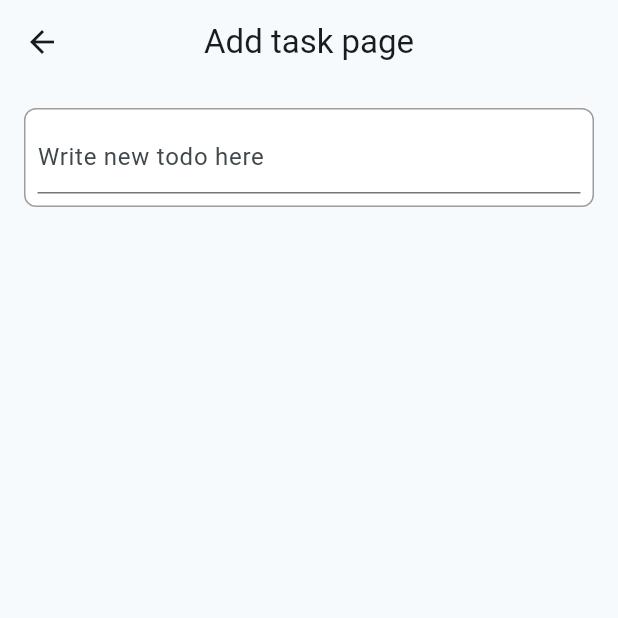
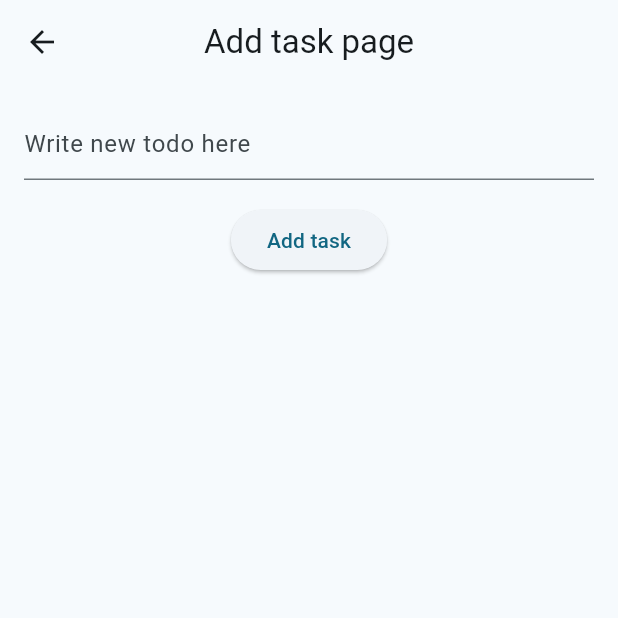
Before and after one commit to gu-tig333-ht25/gusingeza, a Flutter app: the AddTaskPage screen opened directly, on a phone screen of 412 x 824 dp, the top half of it. Run offline on Flutter 3.47's test engine with Material 3 defaults, Android fonts, the phone set to English and light mode, and no system bars.

Commit message:
"Vecka 2 klar"

```diff
--- /dev/null
+++ b/lib/addtaskpage.dart
@@ -0,0 +1,39 @@
+import 'package:flutter/material.dart';
+import 'package:provider/provider.dart';
+import 'mystate.dart';
+
+class AddTaskPage extends StatelessWidget {
+  AddTaskPage({super.key});
+  final TextEditingController _controller = TextEditingController();
+
+  @override
+  Widget build(BuildContext context) {
+    return Scaffold(
+      appBar: AppBar(title: const Text('Add task page'),
+      centerTitle: true,
+      ),
+      body: Padding(
+        padding: const EdgeInsets.all(16),
+        child: Column(
+          children: [
+            TextField(
+              controller: _controller,
+              decoration:
+                  const InputDecoration(hintText: 'Write new todo here'),
+            ),
+            const SizedBox(height: 16),
+            ElevatedButton(
+              onPressed: () {
+                if (_controller.text.isNotEmpty) {
+                  context.read<MyState>().addTask(_controller.text);
+                  Navigator.pop(context);
+                }
+              },
+              child: const Text("Add task"),
+            ),
+          ],
+        ),
+      ),
+    );
+  }
+}
--- a/lib/main.dart
+++ b/lib/main.dart
@@ -1,7 +1,25 @@
 import 'package:flutter/material.dart';
+import 'package:provider/provider.dart';
+import 'taskitem.dart';
+import 'addtaskpage.dart';
+import 'mystate.dart';
+
+enum todo_filter { all, done, undone }
+
+class Task {
+  String title;
+  bool isDone;
+
+  Task(this.title, {this.isDone = false});
+}
 
 void main() {
-  runApp(MyApp());
+  runApp(
+    ChangeNotifierProvider(
+      create: (context) => MyState(),
+      child: MyApp(),
+    )
+  );
 }
 
 class MyApp extends StatelessWidget {
@@ -22,51 +40,9 @@ class MyApp extends StatelessWidget {
   }
 }
 
-class MyHomePage extends StatefulWidget {
+class MyHomePage extends StatelessWidget {
   MyHomePage({super.key, required this.title});
-
   final String title;
-
-  @override
-  State<MyHomePage> createState() => _MyHomePageState();
-}
-
-class _MyHomePageState extends State<MyHomePage> {
-
-  var addTask = 0;
-
-
-
-Widget taskItem(String text) {
-  return Column(
-    children: [
-      Padding(
-        padding: EdgeInsets.all(8),
-        child: Row(
-          mainAxisAlignment: MainAxisAlignment.spaceBetween,
-          children: [
-            IconButton(
-              icon: Icon(Icons.check_box_outline_blank),
-              onPressed: () {
-                print('Checkbox clicked for $text');
-              },
-            ),
-            Text(text),
-            IconButton(
-              icon: Icon(Icons.delete),
-              onPressed: () {
-                print('Delete button pressed on $text');
-              },
-            ),
-          ],
-        ),
-      ),
-      Divider(color: Colors.grey),
-    ],
-  );
-}
-
-
 
   @override
   Widget build(BuildContext context) {
@@ -76,25 +52,38 @@ Widget taskItem(String text) {
         title: Stack(
           alignment: Alignment.center,
           children: [
-            Center(child: Text(widget.title)),
+            Center(child: Text(title)),
             Positioned(
               right: 0,
-              child: Icon(Icons.menu, color: const Color.fromARGB(64, 0, 0, 0),size: 30),
+              child: PopupMenuButton<todo_filter>(
+                icon: Icon(Icons.menu, color: const Color.fromARGB(64, 0, 0, 0),size: 30),
+                onSelected: (filter) {
+                  context.read<MyState>().setFilter(filter);
+                },
+                itemBuilder: (context) => [
+                  PopupMenuItem(
+                    value: todo_filter.all,
+                    child: Text("Alla todo"),
+                  ),
+                  PopupMenuItem(
+                    value: todo_filter.done,
+                    child: Text("Färdiga todo"),
+                  ),
+                  PopupMenuItem(
+                    value: todo_filter.undone,
+                    child: Text("Ogjorda todo"),
+                  ),
+                ],
+            ),
             ),
         ]),
-
-
       ),
-      body: Align(
-        alignment: AlignmentGeometry.topLeft,
-        child: Column(
-          mainAxisAlignment: MainAxisAlignment.start,
-          children: <Widget>[
-            taskItem('Clean room'),
-            taskItem('Do dishes'),
-            taskItem('Make food')
-          ],
-        ),
+      body: Consumer<MyState>(
+        builder: (context, state,child) {
+          return ListView(
+            children: state.tasks.map((task) => taskItem(context, task)).toList(),
+          );
+        },
       ),
       floatingActionButton: FloatingActionButton(
         onPressed: () {
@@ -108,33 +97,3 @@ Widget taskItem(String text) {
     );
   }
 }
-class AddTaskPage extends StatelessWidget {
-  const AddTaskPage({super.key});
-
-  @override
-  Widget build(BuildContext context) {
-    return Scaffold(
-      appBar: AppBar(
-        title: const Text('Add task page'),
-        centerTitle: true,
-      ),
-      body: Align(
-        alignment: Alignment.topCenter,
-        child: Container(
-          margin: const EdgeInsets.all(16),
-          padding: const EdgeInsets.all(8),
-          decoration: BoxDecoration(
-            color: Colors.white,
-            borderRadius: BorderRadius.circular(8),
-            border: Border.all(color: Colors.grey, width: 1)
-          ),
-          child: TextField(
-            decoration: const InputDecoration(
-              hintText: 'Write new todo here',
-            ),
-          ),
-        ),
-      ),
-    );
-  }
-}
--- /dev/null
+++ b/lib/mystate.dart
@@ -0,0 +1,44 @@
+import 'package:flutter/material.dart';
+import 'main.dart';
+
+class MyState extends ChangeNotifier {
+  final List<Task> _tasks = [
+    Task("Clean room"),
+    Task("Do dishes"),
+    Task("Make food"),
+  ];
+
+  todo_filter _filter = todo_filter.all; // aktuell filter
+  todo_filter get filter => _filter;
+
+  List<Task> get tasks {
+    switch (_filter) {
+      case todo_filter.done:
+        return _tasks.where((t) => t.isDone).toList();
+      case todo_filter.undone:
+        return _tasks.where((t) => !t.isDone).toList();
+      case todo_filter.all:
+        return _tasks;
+    }
+  }
+
+  void setFilter(todo_filter filter) {
+    _filter = filter;
+    notifyListeners();
+  }
+
+  void addTask(String task) {
+    _tasks.add(Task(task));
+    notifyListeners();
+  }
+
+  void removeTask(Task task) {
+    _tasks.remove(task);
+    notifyListeners();
+  }
+
+  void toggleTask(Task task) {
+    task.isDone = !task.isDone;
+    notifyListeners();
+  }
+}
--- /dev/null
+++ b/lib/taskitem.dart
@@ -0,0 +1,42 @@
+import 'package:flutter/material.dart';
+import 'package:provider/provider.dart';
+import 'main.dart';
+import 'mystate.dart';
+
+Widget taskItem(BuildContext context, Task task) {
+  final done = task.isDone;
+  return Column(
+    children: [
+      Padding(
+        padding: EdgeInsets.all(8),
+        child: Row(
+          mainAxisAlignment: MainAxisAlignment.spaceBetween,
+          children: [
+            IconButton(
+              icon: Icon(
+                done ? Icons.check_box : Icons.check_box_outline_blank,
+                color: done ? Colors.green : null,
+              ),
+              onPressed: () {
+                context.read<MyState>().toggleTask(task);
+              },
+            ),
+            Text(
+              task.title,
+              style: TextStyle(
+                decoration: done ? TextDecoration.lineThrough :null,
+              ),
+            ),
+            IconButton(
+              icon: Icon(Icons.delete),
+              onPressed: () {
+                context.read<MyState>().removeTask(task);
+              },
+            ),
+          ],
+        ),
+      ),
+      Divider(color: Colors.grey),
+    ],
+  );
+}
--- a/pubspec.yaml
+++ b/pubspec.yaml
@@ -34,6 +34,8 @@ dependencies:
   # The following adds the Cupertino Icons font to your application.
   # Use with the CupertinoIcons class for iOS style icons.
   cupertino_icons: ^1.0.8
+
+  provider: any
 
 dev_dependencies:
   flutter_test:
```
Also changed, not shown: pubspec.lock.
